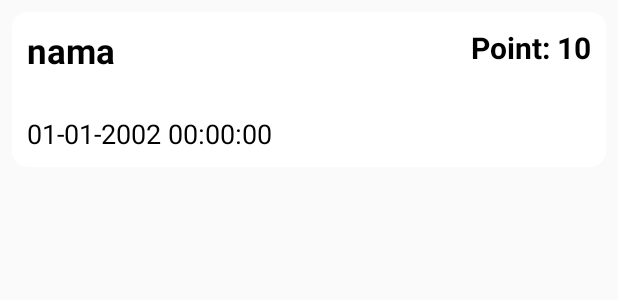
After one commit to Saliim11/RekapKerja, an Android app: the layout list_kerjaan_selesai.xml on its own in the app's theme, with its tools: preview values and no code run, on a phone screen of 412 x 824 dp. The commit adds this screen. Shown: the top 300 px of the screen. Run offline under Robolectric (Android 15) with nearby library versions, the phone set to English and light mode, and no system bars.

Commit message:
menambah list kerjaan selesai dan penggabungan

```diff
--- a/app/src/main/java/com/example/rekapkerja/activity/admin/adminhome/AdminHomeFragment.java
+++ b/app/src/main/java/com/example/rekapkerja/activity/admin/adminhome/AdminHomeFragment.java
@@ -20,7 +20,7 @@ import android.widget.Spinner;
 import android.widget.TextView;
 
 import com.example.rekapkerja.R;
-import com.example.rekapkerja.adapter.TaskListAdapter;
+import com.example.rekapkerja.adapter.ListKerjaanStaffAdapter;
 import com.example.rekapkerja.model.listKerjaan.ResponseListKerjaan;
 import com.example.rekapkerja.network.ApiClient;
 import com.google.android.material.floatingactionbutton.FloatingActionButton;
@@ -117,7 +117,7 @@ public class AdminHomeFragment extends Fragment {
                     } else {
                         recyclerListKerjaan.setHasFixedSize(true);
                         recyclerListKerjaan.setLayoutManager(new LinearLayoutManager(getActivity()));
-                        recyclerListKerjaan.setAdapter(new TaskListAdapter(getActivity(), data));
+                        recyclerListKerjaan.setAdapter(new ListKerjaanStaffAdapter(getActivity(), data));
                         txtNull.setVisibility(View.GONE);
                         recyclerListKerjaan.setVisibility(View.VISIBLE);
                     }
--- a/app/src/main/java/com/example/rekapkerja/activity/admin/adminhome/StaffListFragment.java
+++ b/app/src/main/java/com/example/rekapkerja/activity/admin/adminhome/StaffListFragment.java
@@ -2,7 +2,6 @@ package com.example.rekapkerja.activity.admin.adminhome;
 
 import androidx.annotation.NonNull;
 import androidx.annotation.Nullable;
-import androidx.appcompat.app.AppCompatActivity;
 import androidx.fragment.app.Fragment;
 import androidx.recyclerview.widget.LinearLayoutManager;
 import androidx.recyclerview.widget.RecyclerView;
@@ -14,7 +13,7 @@ import android.view.ViewGroup;
 import android.widget.Toast;
 
 import com.example.rekapkerja.R;
-import com.example.rekapkerja.adapter.StaffListAdapter;
+import com.example.rekapkerja.adapter.ListStaffAdapter;
 import com.example.rekapkerja.model.getuser.ResponseGetUsers;
 import com.example.rekapkerja.network.ApiClient;
 
@@ -58,7 +57,7 @@ public class StaffListFragment extends Fragment {
                     } else {
                         recyclerStaff.setHasFixedSize(true);
                         recyclerStaff.setLayoutManager(new LinearLayoutManager(getActivity()));
-                        recyclerStaff.setAdapter(new StaffListAdapter(getActivity(), data));
+                        recyclerStaff.setAdapter(new ListStaffAdapter(getActivity(), data));
                     }
                 }
             }
--- a/app/src/main/java/com/example/rekapkerja/adapter/TaskListAdapter.java
+++ b/app/src/main/java/com/example/rekapkerja/adapter/ListKerjaanStaffAdapter.java
@@ -16,12 +16,12 @@ import com.example.rekapkerja.activity.admin.adminhome.UDKerjaanActivity;
 
 import java.util.List;
 
-public class TaskListAdapter extends RecyclerView.Adapter<TaskListAdapter.ViewHolder> {
+public class ListKerjaanStaffAdapter extends RecyclerView.Adapter<ListKerjaanStaffAdapter.ViewHolder> {
 
     Context context;
     List<ResponseListKerjaan> dataGetKerjaan;
 
-    public TaskListAdapter(Context context, List<ResponseListKerjaan> dataGetKerjaan) {
+    public ListKerjaanStaffAdapter(Context context, List<ResponseListKerjaan> dataGetKerjaan) {
         this.context = context;
         this.dataGetKerjaan = dataGetKerjaan;
     }
--- a/app/src/main/java/com/example/rekapkerja/adapter/StaffListAdapter.java
+++ b/app/src/main/java/com/example/rekapkerja/adapter/ListStaffAdapter.java
@@ -17,12 +17,12 @@ import com.example.rekapkerja.model.getuser.ResponseGetUsers;
 import java.util.ArrayList;
 import java.util.List;
 
-public class StaffListAdapter extends RecyclerView.Adapter<StaffListAdapter.ViewHolder> {
+public class ListStaffAdapter extends RecyclerView.Adapter<ListStaffAdapter.ViewHolder> {
 
     Context context;
     List<ResponseGetUsers> dataStaff;
 
-    public StaffListAdapter(Context context, ArrayList<ResponseGetUsers> dataStaff) {
+    public ListStaffAdapter(Context context, ArrayList<ResponseGetUsers> dataStaff) {
         this.context = context;
         this.dataStaff = dataStaff;
     }
--- /dev/null
+++ b/app/src/main/res/layout/list_kerjaan_selesai.xml
@@ -0,0 +1,62 @@
+<?xml version="1.0" encoding="utf-8"?>
+<LinearLayout xmlns:android="http://schemas.android.com/apk/res/android"
+    xmlns:app="http://schemas.android.com/apk/res-auto"
+    xmlns:tools="http://schemas.android.com/tools"
+    android:orientation="vertical"
+    android:layout_width="match_parent"
+    android:layout_height="wrap_content"
+    android:padding="8dp">
+
+    <androidx.cardview.widget.CardView
+        android:layout_width="match_parent"
+        android:layout_height="wrap_content"
+        app:cardCornerRadius="10dp">
+
+        <LinearLayout
+            android:layout_width="match_parent"
+            android:layout_height="match_parent"
+            android:orientation="vertical"
+            android:padding="10dp">
+
+            <RelativeLayout
+                android:layout_width="match_parent"
+                android:layout_height="match_parent"
+                android:orientation="horizontal">
+
+                <TextView
+                    android:id="@+id/txtKerjaanSelesai"
+                    android:layout_width="270dp"
+                    android:layout_height="wrap_content"
+                    tools:text="nama"
+                    android:textSize="23sp"
+                    android:textColor="#000000"
+                    android:textStyle="bold"
+                    android:lines="2" />
+
+                <TextView
+                    android:id="@+id/txtPoinSelesai"
+                    android:layout_width="wrap_content"
+                    android:layout_height="wrap_content"
+                    tools:text="Point: 10"
+                    android:textSize="20sp"
+                    android:textColor="#000000"
+                    android:textStyle="bold"
+                    android:layout_alignParentRight="true"
+                    android:layout_alignParentEnd="true" />
+
+            </RelativeLayout>
+
+            <TextView
+                android:id="@+id/txtWaktuSelesai"
+                android:layout_width="match_parent"
+                android:layout_height="wrap_content"
+                tools:text="01-01-2002 00:00:00"
+                android:textSize="18sp"
+                android:textColor="#000000"/>
+
+        </LinearLayout>
+
+    </androidx.cardview.widget.CardView>
+
+
+</LinearLayout>
```
Also changed, not shown: app/src/main/java/com/example/rekapkerja/activity/staff/history/HistoryFragment.java (+50 -0 lines), app/src/main/java/com/example/rekapkerja/adapter/ListSelesaiAdapter.java (added, +64 -0 lines), app/src/main/java/com/example/rekapkerja/model/kerjaanSelesai/ResponseListSelesai.java (added, +73 -0 lines), app/src/main/java/com/example/rekapkerja/network/ApiInterface.java (+7 -1 lines), app/src/main/res/layout/history_fragment.xml (+25 -1 lines).
